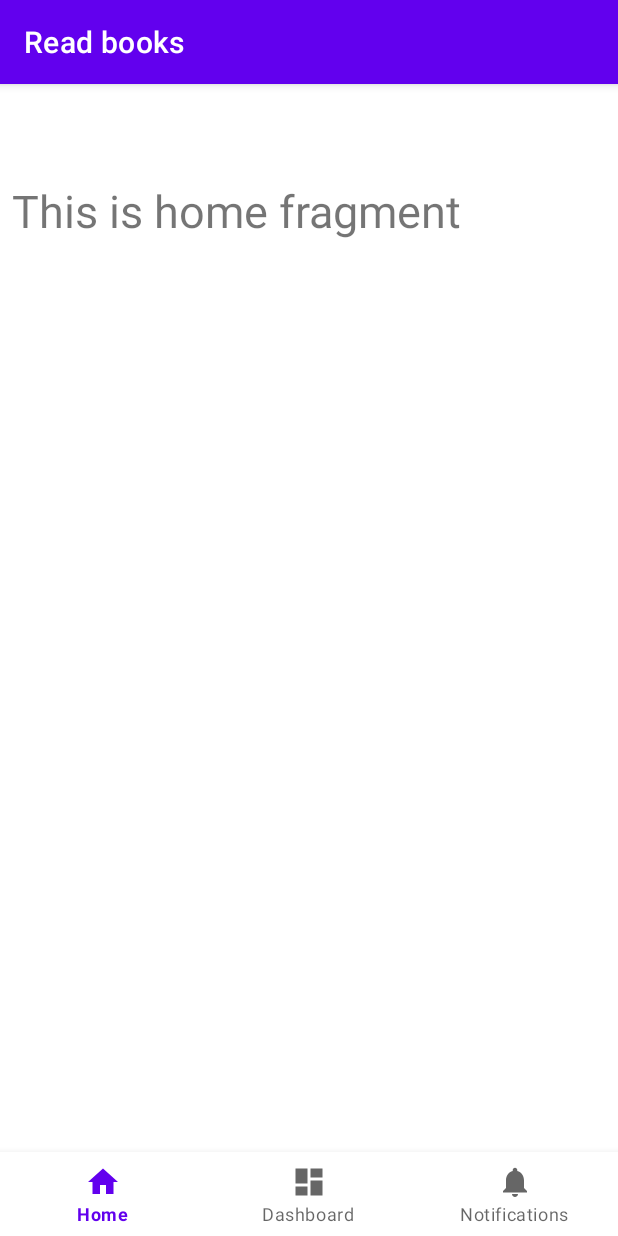
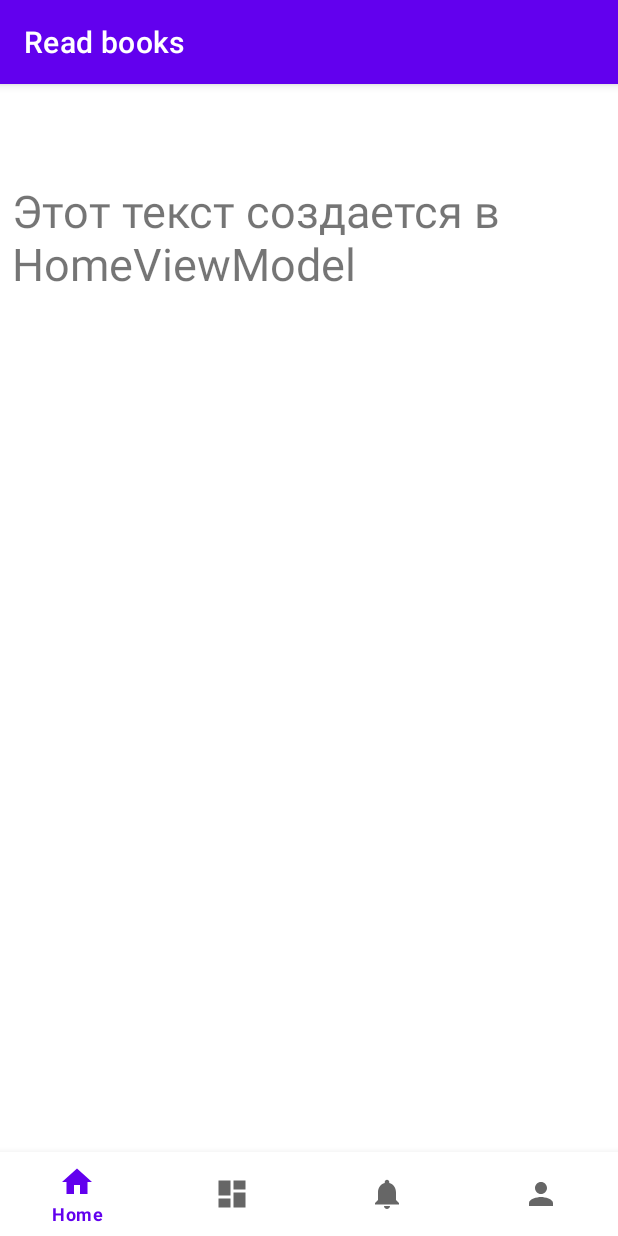
Before and after one commit to AbramovaKaterina/Programe, an Android app: the screen it shows after launch (MainActivity), on a phone screen of 412 x 824 dp. Run offline under Robolectric (Android 15) with nearby library versions, the phone set to English and light mode, and no system bars; our stand-ins replace navigation-ui.

Commit message:
fix navigation add user icon in bottom navigation

```diff
--- a/app/src/main/java/com/example/programe/MainActivity.java
+++ b/app/src/main/java/com/example/programe/MainActivity.java
@@ -30,7 +30,7 @@ public class MainActivity extends AppCompatActivity {
 
         BottomNavigationView navView = findViewById(R.id.nav_view);
         AppBarConfiguration appBarConfiguration = new AppBarConfiguration.Builder(
-                R.id.navigation_home, R.id.navigation_add_book, R.id.navigation_reading_now)
+                R.id.navigation_home, R.id.navigation_add_book, R.id.navigation_reading_now,R.id.navigation_user)
                 .build();
         NavController navController = Navigation.findNavController(this, R.id.nav_host_fragment_activity_main);
         NavigationUI.setupActionBarWithNavController(this, navController, appBarConfiguration);
--- a/app/src/main/java/com/example/programe/ui/home/HomeFragment.java
+++ b/app/src/main/java/com/example/programe/ui/home/HomeFragment.java
@@ -4,7 +4,6 @@ import android.os.Bundle;
 import android.view.LayoutInflater;
 import android.view.View;
 import android.view.ViewGroup;
-import android.widget.TextView;
 
 import androidx.annotation.NonNull;
 import androidx.fragment.app.Fragment;
@@ -24,8 +23,7 @@ public class HomeFragment extends Fragment {
         binding = FragmentReadBooksHomeBinding.inflate(inflater, container, false);
         View root = binding.getRoot();
 
-        final TextView textView = binding.textHome;
-        homeViewModel.getText().observe(getViewLifecycleOwner(), textView::setText);
+        homeViewModel.getText().observe(getViewLifecycleOwner(), binding.textHome::setText);
         return root;
     }
 
--- a/app/src/main/java/com/example/programe/ui/home/HomeViewModel.java
+++ b/app/src/main/java/com/example/programe/ui/home/HomeViewModel.java
@@ -10,7 +10,7 @@ public class HomeViewModel extends ViewModel {
 
     public HomeViewModel() {
         mText = new MutableLiveData<>();
-        mText.setValue("This is home fragment");
+        mText.setValue("Этот текст создается в HomeViewModel");
     }
 
     public LiveData<String> getText() {
--- a/app/src/main/res/drawable/user_sans_logo.xml
+++ b/app/src/main/res/drawable/user_sans_logo.xml
@@ -1,4 +1,4 @@
-<vector android:height="24dp" android:tint="#3C3F41"
+<vector android:height="24dp" android:tint="#000000"
     android:viewportHeight="24" android:viewportWidth="24"
     android:width="24dp" xmlns:android="http://schemas.android.com/apk/res/android">
     <path android:fillColor="@android:color/white" android:pathData="M12,12c2.21,0 4,-1.79 4,-4s-1.79,-4 -4,-4 -4,1.79 -4,4 1.79,4 4,4zM12,14c-2.67,0 -8,1.34 -8,4v2h16v-2c0,-2.66 -5.33,-4 -8,-4z"/>
--- a/app/src/main/res/menu/bottom_nav_menu.xml
+++ b/app/src/main/res/menu/bottom_nav_menu.xml
@@ -7,13 +7,18 @@
         android:title="@string/title_home" />
 
     <item
-        android:id="@+id/navigation_dashboard"
+        android:id="@+id/navigation_add_book"
         android:icon="@drawable/ic_dashboard_black_24dp"
         android:title="@string/title_dashboard" />
 
     <item
-        android:id="@+id/navigation_notifications"
+        android:id="@+id/navigation_reading_now"
         android:icon="@drawable/ic_notifications_black_24dp"
         android:title="@string/title_notifications" />
 
+    <item
+        android:id="@+id/navigation_user"
+        android:icon="@drawable/user_sans_logo"
+        android:title="@string/title_notifications" />
+
 </menu>
--- a/app/src/main/res/navigation/mobile_navigation.xml
+++ b/app/src/main/res/navigation/mobile_navigation.xml
@@ -19,13 +19,13 @@
 
     <fragment
         android:id="@+id/navigation_reading_now"
-        android:name="com.example.programe.ui.readingnow."
+        android:name="com.example.programe.ui.readingnow.ReadingNow"
         android:label="Read now"
         tools:layout="@layout/fragment_reading_now" />
 
     <fragment
-    android:id="@+id/profile"
-    android:name="com.example.programe.ui.profile.ProfileFragment"
-    android:label="Profile"
-    tools:layout="@layout/profil" />
+        android:id="@+id/navigation_user"
+        android:name="com.example.programe.ui.profile.ProfileFragment"
+        android:label="Profile"
+        tools:layout="@layout/profil" />
 </navigation>
```
